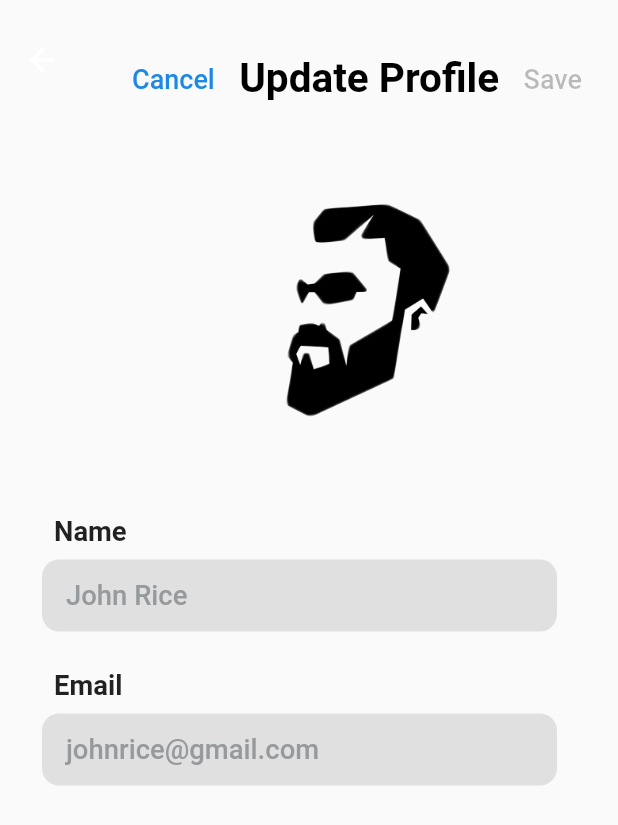
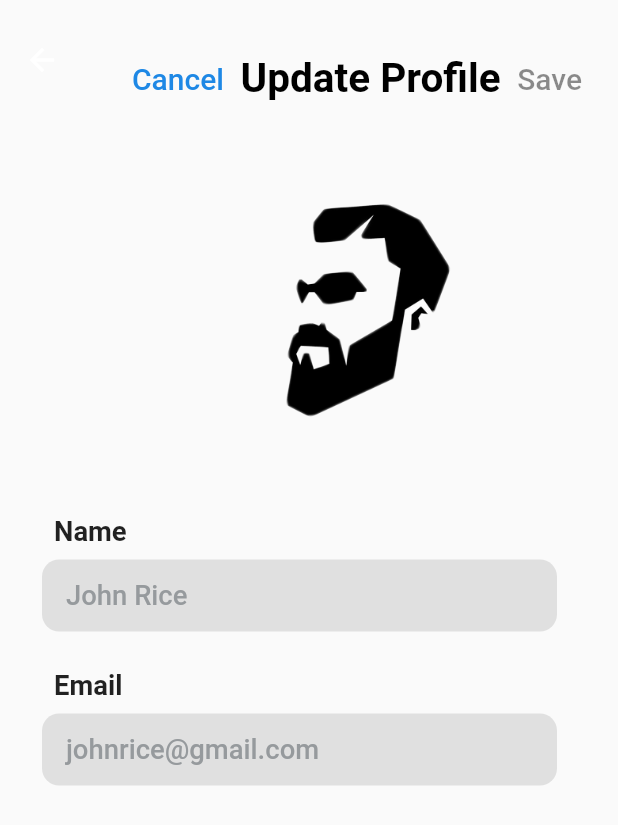
Before and after one commit to MaxTrent/rail_buddy, a Flutter app: the AdminUpdateProfileScreen screen opened directly, on a phone screen of 412 x 824 dp. Shown: the top 825 px of the screen. Run offline on Flutter 3.47's test engine with Material 2 defaults, Android fonts, the phone set to English and light mode, and no system bars; our stand-ins replace flutter_screenutil, google_fonts.

Commit message:
admin update profile page

```diff
--- a/lib/screens/admin/admin_update_profile_screen.dart
+++ b/lib/screens/admin/admin_update_profile_screen.dart
@@ -38,7 +38,7 @@ class _AdminUpdateProfileScreenState extends State<AdminUpdateProfileScreen> {
                     child: Text(
                       'Cancel',
                       style: TextStyle(
-                        fontSize: 18,
+                        fontSize: 20,
                         color: Colors.blue.shade600,
                       ),
                     ),
@@ -59,8 +59,8 @@ class _AdminUpdateProfileScreenState extends State<AdminUpdateProfileScreen> {
                     child: Text(
                       'Save',
                       style: TextStyle(
-                        fontSize: 18,
-                        color: Colors.black26,
+                        fontSize: 20,
+                        color: Colors.black45,
                       ),
                     ),
                   ),
```
